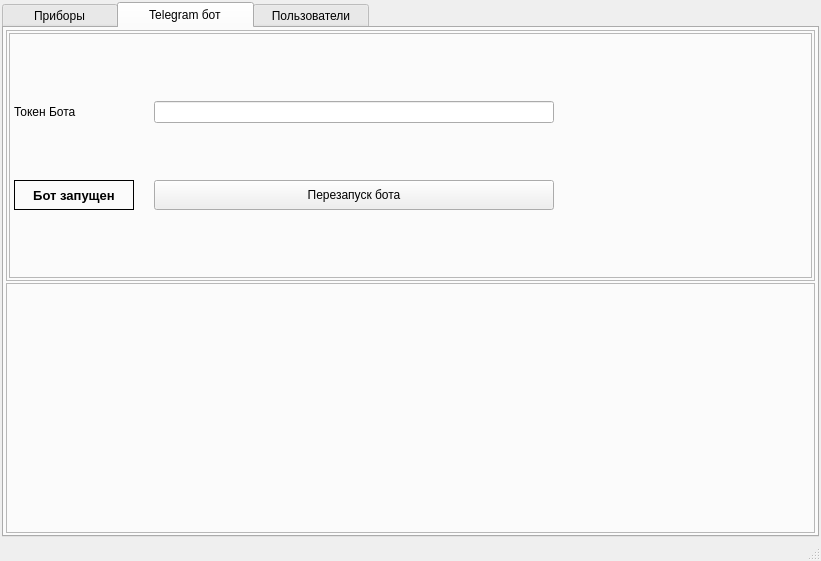
This is src/mainwindow.ui in jkapter/WhatsminerTgBot as Qt 5 draws it before an edit. The edited form follows.
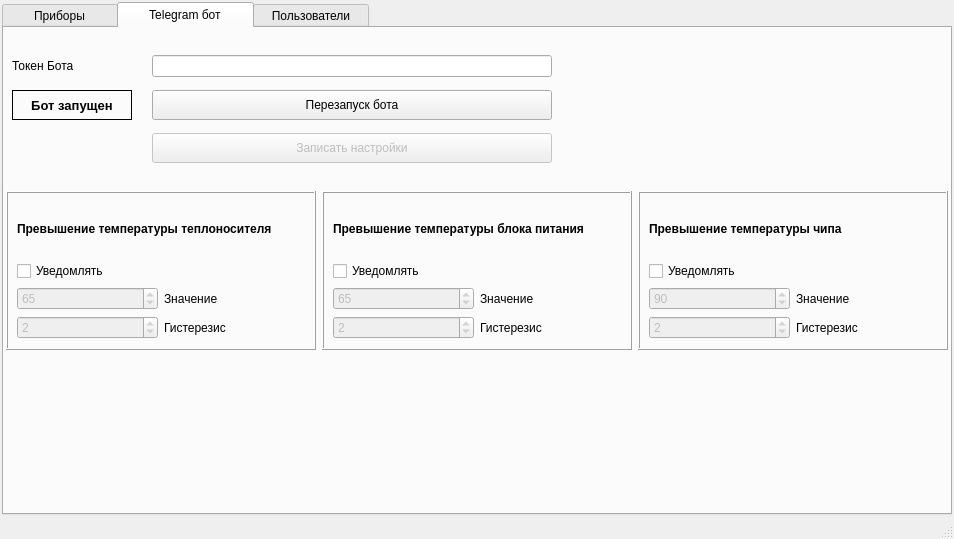
This is the edited form. The open tabs and pages were chosen to show the change. Icons and pictures are not drawn.

Diff of the .ui file:
```diff
--- a/src/mainwindow.ui
+++ b/src/mainwindow.ui
@@ -6,8 +6,8 @@
    <rect>
     <x>0</x>
     <y>0</y>
-    <width>821</width>
-    <height>561</height>
+    <width>954</width>
+    <height>539</height>
    </rect>
   </property>
   <property name="windowTitle">
@@ -34,7 +34,7 @@
     <item>
      <widget class="QTabWidget" name="tabWidget">
       <property name="currentIndex">
-       <number>2</number>
+       <number>1</number>
       </property>
       <property name="elideMode">
        <enum>Qt::TextElideMode::ElideMiddle</enum>
@@ -62,7 +62,7 @@
         <item>
          <widget class="QFrame" name="frame">
           <property name="frameShape">
-           <enum>QFrame::Shape::StyledPanel</enum>
+           <enum>QFrame::Shape::NoFrame</enum>
           </property>
           <property name="frameShadow">
            <enum>QFrame::Shadow::Raised</enum>
@@ -116,8 +116,11 @@
         </property>
         <item>
          <widget class="QFrame" name="frame_2">
+          <property name="enabled">
+           <bool>true</bool>
+          </property>
           <property name="frameShape">
-           <enum>QFrame::Shape::StyledPanel</enum>
+           <enum>QFrame::Shape::NoFrame</enum>
           </property>
           <property name="frameShadow">
            <enum>QFrame::Shadow::Raised</enum>
@@ -141,7 +144,7 @@
            <item>
             <widget class="QFrame" name="frame_3">
              <property name="frameShape">
-              <enum>QFrame::Shape::StyledPanel</enum>
+              <enum>QFrame::Shape::NoFrame</enum>
              </property>
              <property name="frameShadow">
               <enum>QFrame::Shadow::Raised</enum>
@@ -165,6 +168,19 @@
               <property name="verticalSpacing">
                <number>10</number>
               </property>
+              <item row="1" column="2">
+               <spacer name="horizontalSpacer">
+                <property name="orientation">
+                 <enum>Qt::Orientation::Horizontal</enum>
+                </property>
+                <property name="sizeHint" stdset="0">
+                 <size>
+                  <width>40</width>
+                  <height>20</height>
+                 </size>
+                </property>
+               </spacer>
+              </item>
               <item row="1" column="1">
                <widget class="QPushButton" name="pbRestartBot">
                 <property name="minimumSize">
@@ -178,6 +194,23 @@
                 </property>
                </widget>
               </item>
+              <item row="0" column="0">
+               <widget class="QLabel" name="label">
+                <property name="text">
+                 <string>Токен Бота</string>
+                </property>
+               </widget>
+              </item>
+              <item row="0" column="1">
+               <widget class="QLineEdit" name="leBotToken">
+                <property name="minimumSize">
+                 <size>
+                  <width>400</width>
+                  <height>0</height>
+                 </size>
+                </property>
+               </widget>
+              </item>
               <item row="1" column="0">
                <widget class="QLabel" name="lbBotStatus">
                 <property name="minimumSize">
@@ -215,35 +248,243 @@
                 </property>
                </widget>
               </item>
-              <item row="0" column="0">
-               <widget class="QLabel" name="label">
-                <property name="text">
-                 <string>Токен Бота</string>
+              <item row="2" column="1">
+               <widget class="QPushButton" name="pbSaveSettings">
+                <property name="enabled">
+                 <bool>false</bool>
                 </property>
-               </widget>
-              </item>
-              <item row="0" column="1">
-               <widget class="QLineEdit" name="leBotToken">
                 <property name="minimumSize">
                  <size>
-                  <width>400</width>
-                  <height>0</height>
+                  <width>0</width>
+                  <height>30</height>
                  </size>
                 </property>
+                <property name="text">
+                 <string>Записать настройки</string>
+                </property>
                </widget>
               </item>
-              <item row="1" column="2">
-               <spacer name="horizontalSpacer">
-                <property name="orientation">
-                 <enum>Qt::Orientation::Horizontal</enum>
+             </layout>
+            </widget>
+           </item>
+          </layout>
+         </widget>
+        </item>
+        <item>
+         <widget class="QFrame" name="frame_7">
+          <property name="frameShape">
+           <enum>QFrame::Shape::NoFrame</enum>
+          </property>
+          <property name="frameShadow">
+           <enum>QFrame::Shadow::Raised</enum>
+          </property>
+          <layout class="QHBoxLayout" name="horizontalLayout_2">
+           <property name="leftMargin">
+            <number>0</number>
+           </property>
+           <property name="topMargin">
+            <number>0</number>
+           </property>
+           <property name="rightMargin">
+            <number>0</number>
+           </property>
+           <property name="bottomMargin">
+            <number>0</number>
+           </property>
+           <item>
+            <widget class="QFrame" name="frame_8">
+             <property name="frameShape">
+              <enum>QFrame::Shape::Box</enum>
+             </property>
+             <property name="frameShadow">
+              <enum>QFrame::Shadow::Raised</enum>
+             </property>
+             <layout class="QGridLayout" name="gridLayout_2">
+              <item row="1" column="0">
+               <widget class="QCheckBox" name="chbHighLiquidTemp">
+                <property name="text">
+                 <string>Уведомлять</string>
                 </property>
-                <property name="sizeHint" stdset="0">
-                 <size>
-                  <width>40</width>
-                  <height>20</height>
-                 </size>
+               </widget>
+              </item>
+              <item row="2" column="0">
+               <widget class="QSpinBox" name="sbHighLiquidTempValue">
+                <property name="enabled">
+                 <bool>false</bool>
                 </property>
-               </spacer>
+                <property name="value">
+                 <number>65</number>
+                </property>
+               </widget>
+              </item>
+              <item row="2" column="1">
+               <widget class="QLabel" name="label_3">
+                <property name="text">
+                 <string>Значение</string>
+                </property>
+               </widget>
+              </item>
+              <item row="3" column="0">
+               <widget class="QSpinBox" name="sbHighLiquidTempHyst">
+                <property name="enabled">
+                 <bool>false</bool>
+                </property>
+                <property name="singleStep">
+                 <number>3</number>
+                </property>
+                <property name="value">
+                 <number>2</number>
+                </property>
+               </widget>
+              </item>
+              <item row="3" column="1">
+               <widget class="QLabel" name="label_4">
+                <property name="text">
+                 <string>Гистерезис</string>
+                </property>
+               </widget>
+              </item>
+              <item row="0" column="0" colspan="2">
+               <widget class="QLabel" name="label_2">
+                <property name="font">
+                 <font>
+                  <bold>true</bold>
+                 </font>
+                </property>
+                <property name="text">
+                 <string>Превышение температуры теплоносителя</string>
+                </property>
+               </widget>
+              </item>
+             </layout>
+            </widget>
+           </item>
+           <item>
+            <widget class="QFrame" name="frame_9">
+             <property name="frameShape">
+              <enum>QFrame::Shape::Box</enum>
+             </property>
+             <property name="frameShadow">
+              <enum>QFrame::Shadow::Raised</enum>
+             </property>
+             <layout class="QGridLayout" name="gridLayout_4">
+              <item row="1" column="0">
+               <widget class="QCheckBox" name="chbHighPSUTemp">
+                <property name="text">
+                 <string>Уведомлять</string>
+                </property>
+               </widget>
+              </item>
+              <item row="2" column="0">
+               <widget class="QSpinBox" name="sbHighPSUTempValue">
+                <property name="enabled">
+                 <bool>false</bool>
+                </property>
+                <property name="value">
+                 <number>65</number>
+                </property>
+               </widget>
+              </item>
+              <item row="2" column="1">
+               <widget class="QLabel" name="label_6">
+                <property name="text">
+                 <string>Значение</string>
+                </property>
+               </widget>
+              </item>
+              <item row="3" column="0">
+               <widget class="QSpinBox" name="sbHighPSUTempHyst">
+                <property name="enabled">
+                 <bool>false</bool>
+                </property>
+                <property name="value">
+                 <number>2</number>
+                </property>
+               </widget>
+              </item>
+              <item row="3" column="1">
+               <widget class="QLabel" name="label_7">
+                <property name="text">
+                 <string>Гистерезис</string>
+                </property>
+               </widget>
+              </item>
+              <item row="0" column="0" colspan="2">
+               <widget class="QLabel" name="label_5">
+                <property name="font">
+                 <font>
+                  <bold>true</bold>
+                 </font>
+                </property>
+                <property name="text">
+                 <string>Превышение температуры блока питания</string>
+                </property>
+               </widget>
+              </item>
+             </layout>
+            </widget>
+           </item>
+           <item>
+            <widget class="QFrame" name="frame_10">
+             <property name="frameShape">
+              <enum>QFrame::Shape::Box</enum>
+             </property>
+             <property name="frameShadow">
+              <enum>QFrame::Shadow::Raised</enum>
+             </property>
+             <layout class="QGridLayout" name="gridLayout_5">
+              <item row="1" column="0">
+               <widget class="QCheckBox" name="chbHighChipTemp">
+                <property name="text">
+                 <string>Уведомлять</string>
+                </property>
+               </widget>
+              </item>
+              <item row="2" column="0">
+               <widget class="QSpinBox" name="sbHighChipTempValue">
+                <property name="enabled">
+                 <bool>false</bool>
+                </property>
+                <property name="value">
+                 <number>90</number>
+                </property>
+               </widget>
+              </item>
+              <item row="2" column="1">
+               <widget class="QLabel" name="label_9">
+                <property name="text">
+                 <string>Значение</string>
+                </property>
+               </widget>
+              </item>
+              <item row="3" column="0">
+               <widget class="QSpinBox" name="sbHighChipTempHyst">
+                <property name="enabled">
+                 <bool>false</bool>
+                </property>
+                <property name="value">
+                 <number>2</number>
+                </property>
+               </widget>
+              </item>
+              <item row="3" column="1">
+               <widget class="QLabel" name="label_10">
+                <property name="text">
+                 <string>Гистерезис</string>
+                </property>
+               </widget>
+              </item>
+              <item row="0" column="0" colspan="2">
+               <widget class="QLabel" name="label_8">
+                <property name="font">
+                 <font>
+                  <bold>true</bold>
+                 </font>
+                </property>
+                <property name="text">
+                 <string>Превышение температуры чипа</string>
+                </property>
+               </widget>
               </item>
              </layout>
             </widget>
@@ -254,7 +495,7 @@
         <item>
          <widget class="QFrame" name="frConsoleTG">
           <property name="frameShape">
-           <enum>QFrame::Shape::StyledPanel</enum>
+           <enum>QFrame::Shape::NoFrame</enum>
           </property>
           <property name="frameShadow">
            <enum>QFrame::Shadow::Raised</enum>
@@ -271,7 +512,7 @@
         <item>
          <widget class="QFrame" name="frame_4">
           <property name="frameShape">
-           <enum>QFrame::Shape::StyledPanel</enum>
+           <enum>QFrame::Shape::NoFrame</enum>
           </property>
           <property name="frameShadow">
            <enum>QFrame::Shadow::Raised</enum>
@@ -295,7 +536,7 @@
            <item>
             <widget class="QFrame" name="frame_5">
              <property name="frameShape">
-              <enum>QFrame::Shape::StyledPanel</enum>
+              <enum>QFrame::Shape::NoFrame</enum>
              </property>
              <property name="frameShadow">
               <enum>QFrame::Shadow::Raised</enum>
@@ -319,7 +560,7 @@
               <item>
                <widget class="QFrame" name="frame_6">
                 <property name="frameShape">
-                 <enum>QFrame::Shape::StyledPanel</enum>
+                 <enum>QFrame::Shape::NoFrame</enum>
                 </property>
                 <property name="frameShadow">
                  <enum>QFrame::Shadow::Raised</enum>
@@ -639,7 +880,7 @@
     <rect>
      <x>0</x>
      <y>0</y>
-     <width>821</width>
+     <width>954</width>
      <height>22</height>
     </rect>
    </property>
```
